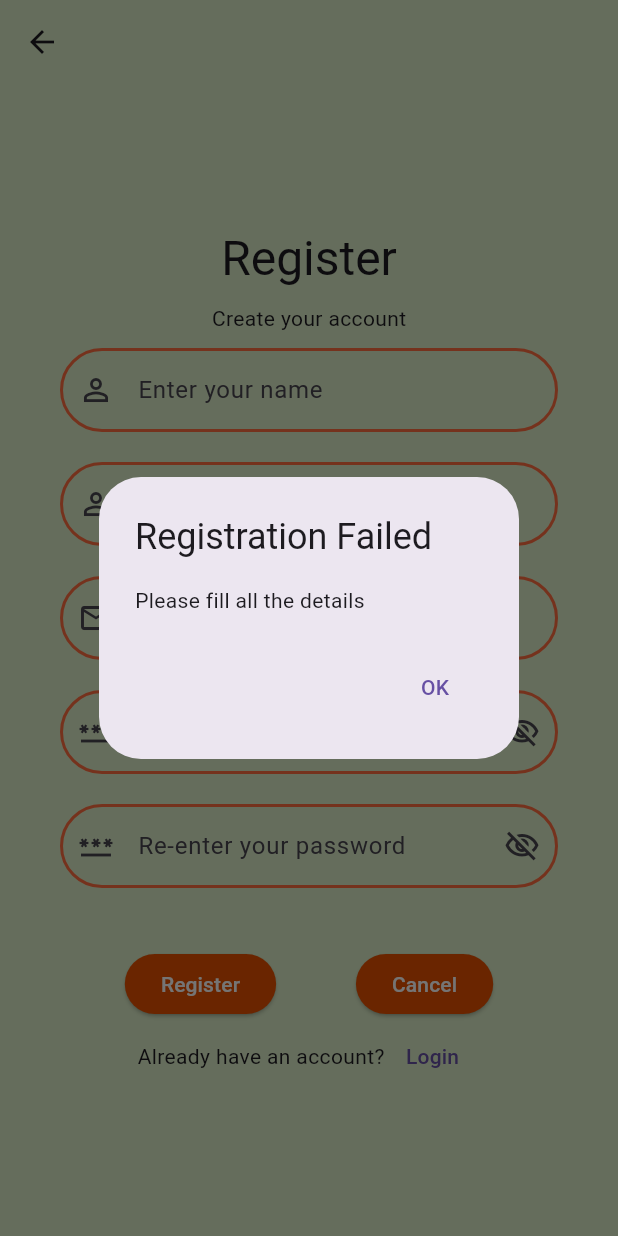
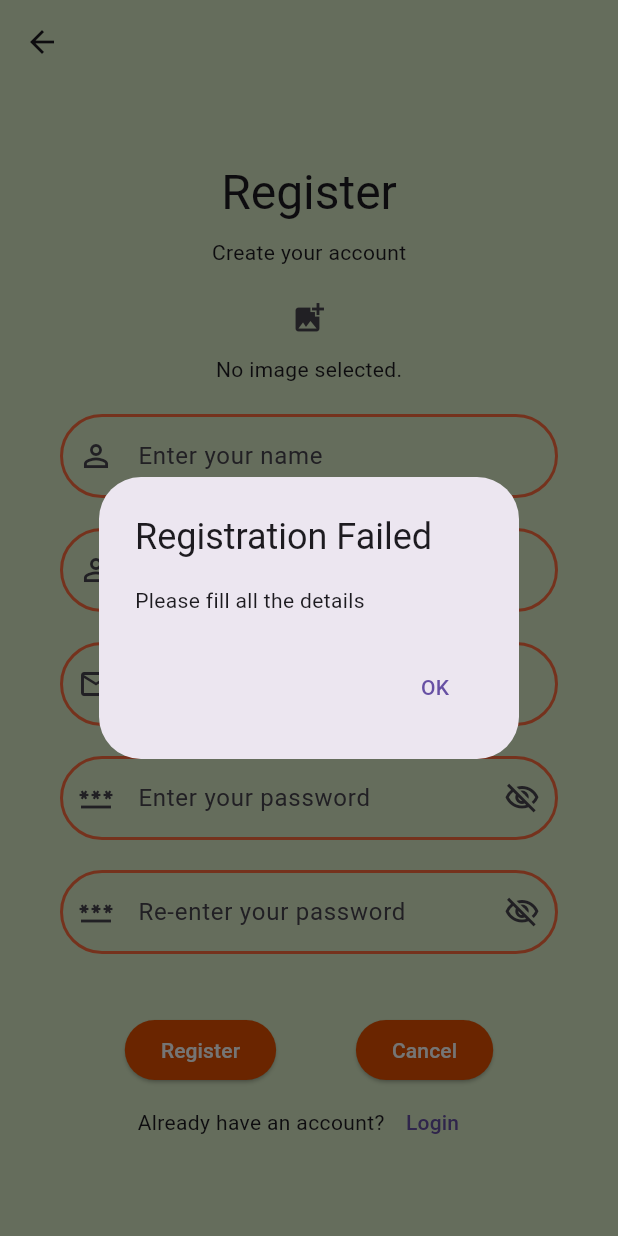
Before and after one commit to hanisor/workshop2, a Flutter app: the ParentRegistration screen opened directly, after a tap on "Register", on a phone screen of 412 x 824 dp. Run offline on Flutter 3.47's test engine with Material 3 defaults, Android fonts, the phone set to English and light mode, and no system bars; our stand-ins replace cloud_firestore, firebase_auth, firebase_core, firebase_storage, flutter_image_compress, get and 2 more; missing offline and left inert: firebase_app_check; accounts and stored records are empty.

```diff
--- a/lib/controller/parentRegistrationController.dart
+++ b/lib/controller/parentRegistrationController.dart
@@ -80,4 +80,6 @@ class ParentRegistrationController {
     }
     return null;
   }
+
+
 }
--- a/lib/screen/menu.dart
+++ b/lib/screen/menu.dart
@@ -39,7 +39,7 @@ class _MenuState extends State<Menu> {
         items: [
           BottomNavigationBarItem(icon: Icon(Icons.home)),
           BottomNavigationBarItem(icon: Icon(Icons.message)),
-          BottomNavigationBarItem(icon: Icon(Icons.notifications)),
+          BottomNavigationBarItem(icon: Icon(Icons.mood)),
           BottomNavigationBarItem(icon: Icon(Icons.person)),
         ],
       ),
--- a/lib/screen/parentRegistration.dart
+++ b/lib/screen/parentRegistration.dart
@@ -1,13 +1,12 @@
 import 'package:flutter/material.dart';
 import 'package:uuid/uuid.dart';
-import '../controller/parentLoginController.dart';
 import '../screen/parentLogin.dart';
 import 'package:image_picker/image_picker.dart';
 import 'dart:io';
 
-
 import '../controller/parentRegistrationController.dart';
 import '../model/parentModel.dart';
+import '../services/storageServices.dart';
 
 class ParentRegistration extends StatefulWidget {
   @override
@@ -15,7 +14,6 @@ class ParentRegistration extends StatefulWidget {
 }
 
 class _ParentRegistrationState extends State<ParentRegistration> {
-  final _loginController = ParentLoginController(); // Initialize ParentLoginController
   final parentNameEditingController = TextEditingController();
   final parentEmailEditingController = TextEditingController();
   final parentPhoneEditingController  = TextEditingController();
@@ -26,7 +24,8 @@ class _ParentRegistrationState extends State<ParentRegistration> {
 
   final _controller = ParentRegistrationController();
   final Uuid uuid = Uuid();
-
+  File? _imageFile;
+  String imageUrl = '';
 
   bool _obscurePassword1 = true;
   bool _obscurePassword2 = true;
@@ -44,7 +43,7 @@ class _ParentRegistrationState extends State<ParentRegistration> {
     ParentModel parent = ParentModel(
       id : parentId,
       name: pName,
-      profilePic: '',
+      profilePic: imageUrl,
       phoneNumber: pPhone,
       email: pEmail,
       password: pPassword,
@@ -56,20 +55,31 @@ class _ParentRegistrationState extends State<ParentRegistration> {
 
   }
 
-  // File? _imageFile;
-  //
-  // Future<void> _pickImage() async {
-  //   final ImagePicker _picker = ImagePicker();
-  //   final XFile? pickedImage = await _picker.pickImage(source: ImageSource.gallery);
-  //
-  //   setState(() {
-  //     if (pickedImage != null) {
-  //       _imageFile = File(pickedImage.path);
-  //     } else {
-  //       print('No image selected.');
-  //     }
-  //   });
-  // }
+
+  Future<void> _pickImage() async {
+    final ImagePicker _picker = ImagePicker();
+    final XFile? pickedImage = await _picker.pickImage(source: ImageSource.gallery);
+
+    setState(() {
+      if (pickedImage != null) {
+        _imageFile = File(pickedImage.path);
+
+        // Call the method to upload the image to Firebase Storage
+        StorageService.uploadParentProfilePicture(_imageFile!)
+            .then((uploadedImageUrl) {
+          // Store the returned imageUrl in your state variable and set it to your ParentModel
+          setState(() {
+            imageUrl = uploadedImageUrl; // Assign the uploaded image URL to imageUrl
+          });
+        }).catchError((error) {
+          // Handle any upload errors
+          print('Error uploading image: $error');
+        });
+      } else {
+        print('No image selected.');
+      }
+    });
+  }
 
 
   @override
@@ -95,21 +105,22 @@ class _ParentRegistrationState extends State<ParentRegistration> {
                 "Create your account",
                 style: Theme.of(context).textTheme.bodyMedium,
               ),
-            // Padding(
-            //   padding: const EdgeInsets.all(10.0),
-            //   child: Column(
-            //     children: [
-            //       IconButton(
-            //         icon: Icon(Icons.add_photo_alternate),
-            //         onPressed: _pickImage,
-            //       ),
-            //       // Display selected image
-            //       _imageFile != null
-            //           ? Image.file(_imageFile!)
-            //           : Text('No image selected.'),
-            //     ],
-            //   ),
-            // ),
+            Padding(
+              padding: const EdgeInsets.all(10.0),
+              child: Column(
+                children: [
+                  IconButton(
+                    icon: Icon(Icons.add_photo_alternate),
+                    onPressed: _pickImage,
+
+                  ),
+                  // Display selected image
+                  _imageFile != null
+                      ? Image.file(_imageFile!)
+                      : Text('No image selected.'),
+                ],
+              ),
+            ),
             Padding(
                 padding: const EdgeInsets.all(10.0),
                 child: TextFormField(
```
Also changed, not shown: lib/main.dart (+12 -14 lines), lib/screen/educatorRegistration.dart (+44 -31 lines), lib/services/storageServices.dart (+24 -1 lines).
